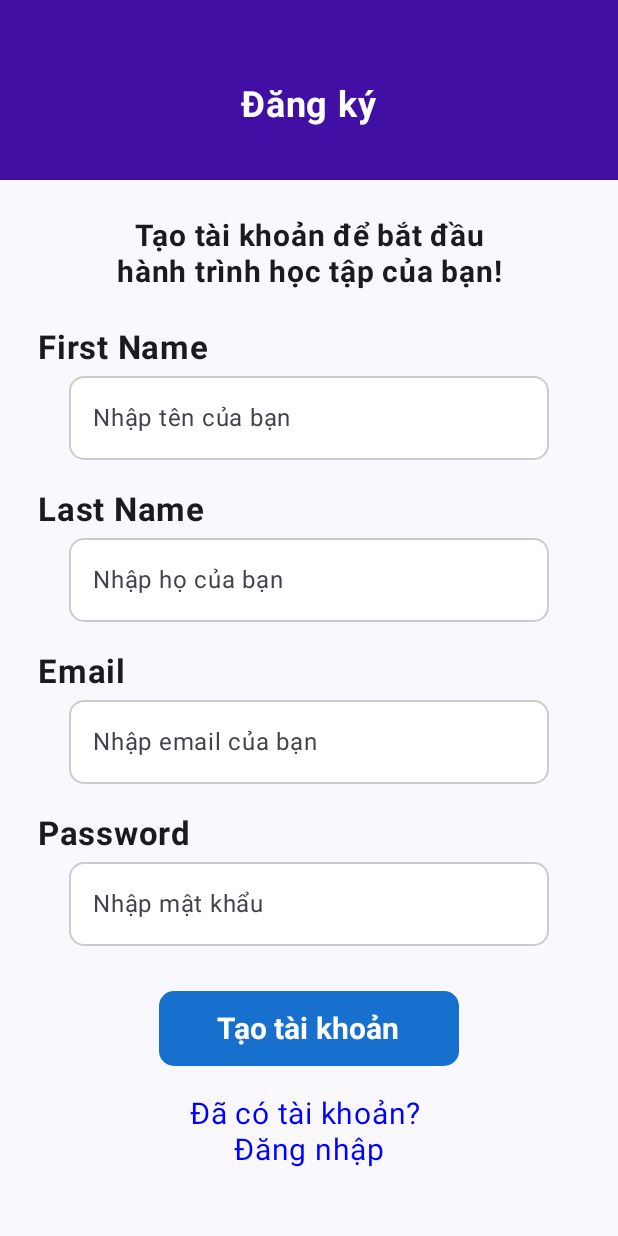
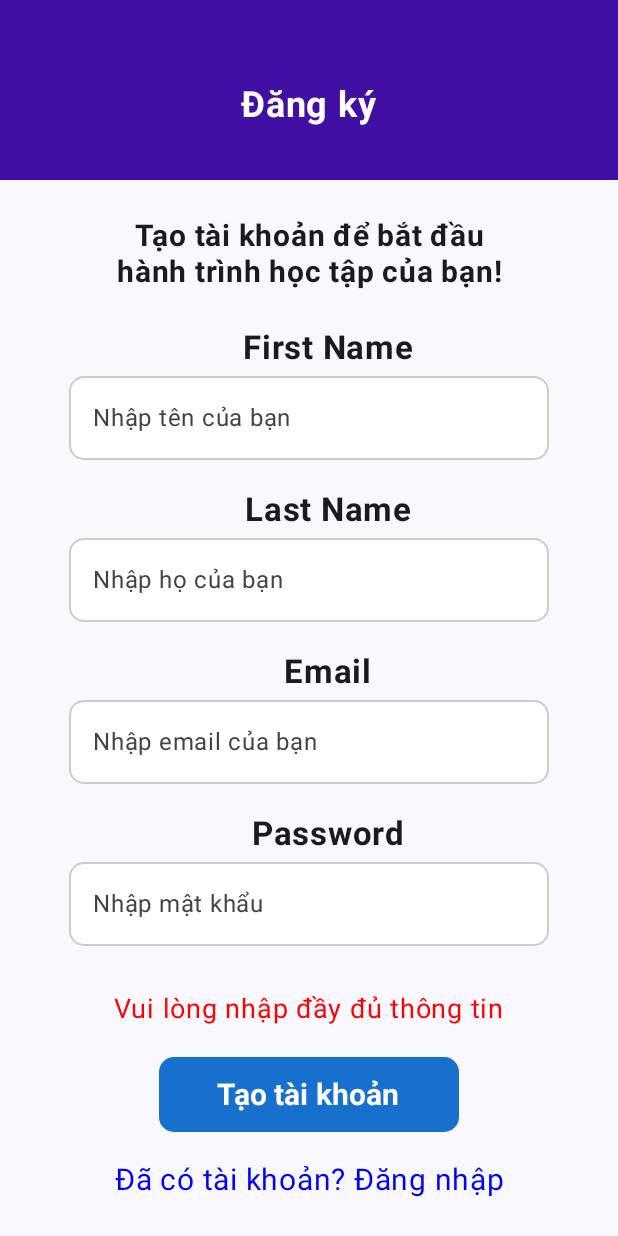
Before and after one commit to nkhoaa05/EnLearn, an Android app built with Jetpack Compose: the SignUpScreen screen opened through its navigation route, after a tap on "Tạo tài khoản", on a phone screen of 412 x 824 dp. Run offline under Robolectric (Android 15) with nearby library versions, the phone set to English and light mode, and no system bars; our stand-ins replace Firebase (no records; nobody signed in at launch, a user with empty details on screens opened directly), livedata-compose.

Commit message:
sign up function

```diff
--- a/app/src/main/java/com/example/enlearn/MainActivity.kt
+++ b/app/src/main/java/com/example/enlearn/MainActivity.kt
@@ -6,6 +6,7 @@ import androidx.activity.compose.setContent
 import androidx.compose.foundation.layout.fillMaxSize
 import androidx.compose.ui.Modifier
 import com.example.enlearn.ui.navigation.AppNavGraph
+import com.example.enlearn.ui.screen.login.SignUpScreen
 import com.example.enlearn.ui.theme.EnLearnTheme
 
 
--- a/app/src/main/java/com/example/enlearn/ui/navigation/NavGraph.kt
+++ b/app/src/main/java/com/example/enlearn/ui/navigation/NavGraph.kt
@@ -84,7 +84,17 @@ fun AppNavGraph() {
                 navController
             )
         }
-        composable("signup") { SignUpScreen() }
+        composable("signup") {
+            SignUpScreen(
+                onSignUpSuccess = {
+                    navController.navigate("login") {
+                        popUpTo("signup") { inclusive = true }
+                    }
+                },
+                navController
+            )
+        }
+
         // Main
         composable("home") { HomeScreen() }
     }
--- a/app/src/main/java/com/example/enlearn/ui/screen/login/SignUpScreen.kt
+++ b/app/src/main/java/com/example/enlearn/ui/screen/login/SignUpScreen.kt
@@ -13,6 +13,7 @@ import androidx.compose.foundation.layout.offset
 import androidx.compose.foundation.layout.width
 import androidx.compose.material3.Text
 import androidx.compose.runtime.Composable
+import androidx.compose.runtime.LaunchedEffect
 import androidx.compose.runtime.getValue
 import androidx.compose.runtime.livedata.observeAsState
 import androidx.compose.runtime.mutableStateOf
@@ -23,19 +24,20 @@ import androidx.compose.ui.Modifier
 import androidx.compose.ui.graphics.Color
 import androidx.compose.ui.text.font.FontWeight
 import androidx.compose.ui.text.style.TextAlign
-import androidx.compose.ui.tooling.preview.Preview
 import androidx.compose.ui.unit.dp
 import androidx.compose.ui.unit.sp
 import androidx.lifecycle.viewmodel.compose.viewModel
+import androidx.navigation.NavController
 import com.example.enlearn.ui.components.AppButton
 import com.example.enlearn.ui.components.InputField
+import com.example.enlearn.ui.components.NotiLoginEr
 import com.example.enlearn.ui.viewModel.LoginViewModel
 
 
-@Preview(showBackground = true)
 @Composable
 fun SignUpScreen(
-
+    onSignUpSuccess: () -> Unit,
+    navController: NavController
 ) {
     val viewModel: LoginViewModel = viewModel()
     val user by viewModel.user.observeAsState()
@@ -45,11 +47,19 @@ fun SignUpScreen(
     var email by remember { mutableStateOf("") }
     var password by remember { mutableStateOf("") }
     var msg by remember { mutableStateOf("") }
+    var signupSuccessMsg by remember { mutableStateOf("") }
+    var hasNavigated by remember { mutableStateOf(false) }
 
-//    if (user != null) {
-//        onLoginSuccess()
-//        return
-//    }
+    // Khi user thay đổi (đăng ký thành công)
+    LaunchedEffect(user) {
+        if (user != null && !hasNavigated) {
+            signupSuccessMsg = "Đăng ký thành công"
+            hasNavigated = true
+            // Delay 2 giây để hiển thị thông báo
+            kotlinx.coroutines.delay(2000)
+            onSignUpSuccess()
+        }
+    }
 
     val primaryColor = Color(0xFF410FA3)
     Column(
@@ -90,9 +100,6 @@ fun SignUpScreen(
             modifier = Modifier.fillMaxWidth(),
             horizontalAlignment = Alignment.CenterHorizontally
         ) {
-            Column(
-                modifier = Modifier.fillMaxWidth(),
-            ) {
             InputField(
                 label = "First Name",
                 value = firstname,
@@ -103,16 +110,14 @@ fun SignUpScreen(
                 label = "Last Name",
                 value = lastname,
                 onValueChange = { lastname = it },
-                    placeholder = "Nhập họ của bạn",
+                placeholder = "Nhập họ của bạn"
             )
-
             InputField(
                 label = "Email",
                 value = email,
                 onValueChange = { email = it },
                 placeholder = "Nhập email của bạn"
             )
-
             InputField(
                 label = "Password",
                 value = password,
@@ -120,12 +125,28 @@ fun SignUpScreen(
                 placeholder = "Nhập mật khẩu",
                 isPassword = true
             )
+
+            Spacer(modifier = Modifier.height(10.dp))
+
+            // Hiển thị thông báo lỗi hoặc thành công
+            val displayMsg = when {
+                msg.isNotBlank() -> msg
+                signupSuccessMsg.isNotBlank() -> signupSuccessMsg
+                !error.isNullOrBlank() -> error!!
+                else -> ""
             }
-            Spacer(modifier = Modifier.height(10.dp))
+            NotiLoginEr(displayMsg)
+
             AppButton(
                 onClick = {
-//                    viewModel.login(email, password)
-                }, "Tạo tài khoản",
+                    if (firstname.isBlank() || lastname.isBlank() || email.isBlank() || password.isBlank()) {
+                        msg = "Vui lòng nhập đầy đủ thông tin"
+                    } else {
+                        msg = ""
+                        viewModel.register(firstname, lastname, email, password)
+                    }
+                },
+                text = "Tạo tài khoản",
                 modifier = Modifier
                     .width(200.dp)
                     .height(50.dp)
@@ -133,21 +154,17 @@ fun SignUpScreen(
 
             Spacer(modifier = Modifier.height(20.dp))
 
-            Column(
-                horizontalAlignment = Alignment.CenterHorizontally,
-                modifier = Modifier.width(180.dp)
-            ) {
             Text(
-                    "Đã có tài khoản? \nĐăng nhập",
+                "Đã có tài khoản? Đăng nhập",
                 fontSize = 20.sp,
                 color = Color.Blue,
-                    textAlign = TextAlign.Center,
-                    modifier = Modifier
-                        .clickable {
-//                        navController.navigate("signup")
+                modifier = Modifier.clickable {
+                    navController.navigate("login") {
+                        popUpTo("signup") { inclusive = true }
                     }
+                },
+                textAlign = TextAlign.Center
             )
         }
     }
 }
-}
```
Lines whose indentation alone changed are shown as unchanged.
